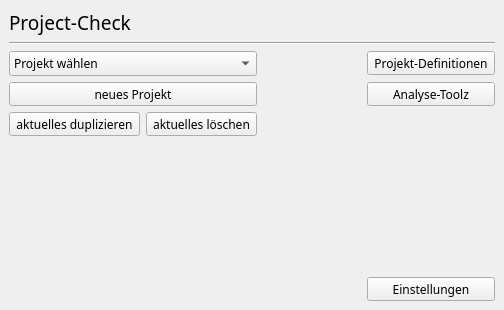
Above: projektcheck/ProjektCheck_dockwidget_base.ui from projektcheck/ProjektCheck-QGIS before the change. Below: the same form after it.
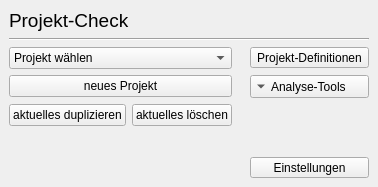
That is the form after the change.

Commit message: revised ui layout, definitions-dock, analysis-docks 1-3

Patch:
```diff
--- a/projektcheck/ProjektCheck_dockwidget_base.ui
+++ b/projektcheck/ProjektCheck_dockwidget_base.ui
@@ -6,8 +6,8 @@
    <rect>
     <x>0</x>
     <y>0</y>
-    <width>504</width>
-    <height>310</height>
+    <width>352</width>
+    <height>187</height>
    </rect>
   </property>
   <property name="features">
@@ -18,34 +18,44 @@
   </property>
   <widget class="QWidget" name="dockWidgetContents">
    <layout class="QGridLayout" name="gridLayout">
-    <item row="0" column="0" colspan="4">
-     <widget class="QLabel" name="label">
-      <property name="sizePolicy">
-       <sizepolicy hsizetype="Preferred" vsizetype="Fixed">
-        <horstretch>0</horstretch>
-        <verstretch>0</verstretch>
-       </sizepolicy>
-      </property>
+    <item row="3" column="0" colspan="2">
+     <widget class="QPushButton" name="pushButton">
       <property name="font">
        <font>
-        <family>Raleway</family>
-        <pointsize>14</pointsize>
-        <weight>50</weight>
-        <italic>false</italic>
-        <bold>false</bold>
-        <strikeout>false</strikeout>
-        <kerning>true</kerning>
+        <family>MS Shell Dlg 2</family>
        </font>
       </property>
       <property name="text">
-       <string>Project-Check</string>
+       <string>neues Projekt</string>
       </property>
-      <property name="textFormat">
-       <enum>Qt::AutoText</enum>
+     </widget>
+    </item>
+    <item row="3" column="3">
+     <spacer name="horizontalSpacer_2">
+      <property name="orientation">
+       <enum>Qt::Horizontal</enum>
       </property>
+      <property name="sizeHint" stdset="0">
+       <size>
+        <width>3</width>
+        <height>17</height>
+       </size>
+      </property>
+     </spacer>
+    </item>
+    <item row="4" column="0">
+     <widget class="QPushButton" name="pushButton_2">
+      <property name="font">
+       <font>
+        <family>MS Shell Dlg 2</family>
+       </font>
+      </property>
+      <property name="text">
+       <string>aktuelles duplizieren</string>
+      </property>
      </widget>
     </item>
-    <item row="1" column="0" colspan="4">
+    <item row="1" column="0" colspan="5">
      <widget class="Line" name="line">
       <property name="enabled">
        <bool>true</bool>
@@ -71,7 +81,7 @@
       </property>
       <property name="font">
        <font>
-        <family>Raleway</family>
+        <family>MS Shell Dlg 2</family>
        </font>
       </property>
       <property name="editable">
@@ -90,7 +100,56 @@
       </item>
      </widget>
     </item>
-    <item row="2" column="3">
+    <item row="3" column="4">
+     <widget class="QToolButton" name="toolButton_4">
+      <property name="sizePolicy">
+       <sizepolicy hsizetype="Preferred" vsizetype="Fixed">
+        <horstretch>0</horstretch>
+        <verstretch>0</verstretch>
+       </sizepolicy>
+      </property>
+      <property name="font">
+       <font>
+        <family>MS Shell Dlg 2</family>
+       </font>
+      </property>
+      <property name="contextMenuPolicy">
+       <enum>Qt::DefaultContextMenu</enum>
+      </property>
+      <property name="text">
+       <string>Analyse-Tools</string>
+      </property>
+      <property name="checkable">
+       <bool>false</bool>
+      </property>
+      <property name="popupMode">
+       <enum>QToolButton::InstantPopup</enum>
+      </property>
+      <property name="toolButtonStyle">
+       <enum>Qt::ToolButtonTextBesideIcon</enum>
+      </property>
+      <property name="autoRaise">
+       <bool>false</bool>
+      </property>
+      <property name="arrowType">
+       <enum>Qt::DownArrow</enum>
+      </property>
+     </widget>
+    </item>
+    <item row="6" column="1">
+     <spacer name="verticalSpacer_5">
+      <property name="orientation">
+       <enum>Qt::Vertical</enum>
+      </property>
+      <property name="sizeHint" stdset="0">
+       <size>
+        <width>98</width>
+        <height>0</height>
+       </size>
+      </property>
+     </spacer>
+    </item>
+    <item row="2" column="4">
      <widget class="QToolButton" name="toolButton_5">
       <property name="sizePolicy">
        <sizepolicy hsizetype="Fixed" vsizetype="Fixed">
@@ -100,7 +159,7 @@
       </property>
       <property name="font">
        <font>
-        <family>Raleway</family>
+        <family>MS Shell Dlg 2</family>
        </font>
       </property>
       <property name="text">
@@ -108,8 +167,8 @@
       </property>
      </widget>
     </item>
-    <item row="3" column="0" colspan="2">
-     <widget class="QToolButton" name="toolButton">
+    <item row="0" column="0" colspan="5">
+     <widget class="QLabel" name="label">
       <property name="sizePolicy">
        <sizepolicy hsizetype="Preferred" vsizetype="Fixed">
         <horstretch>0</horstretch>
@@ -118,79 +177,36 @@
       </property>
       <property name="font">
        <font>
-        <family>Raleway</family>
+        <family>MS Shell Dlg 2</family>
+        <pointsize>14</pointsize>
+        <weight>50</weight>
+        <italic>false</italic>
+        <bold>false</bold>
+        <strikeout>false</strikeout>
+        <kerning>true</kerning>
        </font>
       </property>
       <property name="text">
-       <string>neues Projekt</string>
+       <string>Projekt-Check</string>
       </property>
-     </widget>
-    </item>
-    <item row="3" column="2">
-     <spacer name="horizontalSpacer_2">
-      <property name="orientation">
-       <enum>Qt::Horizontal</enum>
-      </property>
-      <property name="sizeHint" stdset="0">
-       <size>
-        <width>3</width>
-        <height>17</height>
-       </size>
-      </property>
-     </spacer>
-    </item>
-    <item row="3" column="3">
-     <widget class="QToolButton" name="toolButton_4">
-      <property name="sizePolicy">
-       <sizepolicy hsizetype="Preferred" vsizetype="Fixed">
-        <horstretch>0</horstretch>
-        <verstretch>0</verstretch>
-       </sizepolicy>
-      </property>
-      <property name="font">
-       <font>
-        <family>Raleway</family>
-       </font>
-      </property>
-      <property name="text">
-       <string>Analyse-Toolz</string>
-      </property>
-     </widget>
-    </item>
-    <item row="4" column="0">
-     <widget class="QToolButton" name="toolButton_2">
-      <property name="font">
-       <font>
-        <family>Raleway</family>
-       </font>
-      </property>
-      <property name="text">
-       <string>aktuelles duplizieren</string>
+      <property name="textFormat">
+       <enum>Qt::AutoText</enum>
       </property>
      </widget>
     </item>
     <item row="4" column="1">
-     <widget class="QToolButton" name="toolButton_3">
-      <property name="sizePolicy">
-       <sizepolicy hsizetype="Preferred" vsizetype="Fixed">
-        <horstretch>0</horstretch>
-        <verstretch>0</verstretch>
-       </sizepolicy>
-      </property>
+     <widget class="QPushButton" name="pushButton_3">
       <property name="font">
        <font>
-        <family>Raleway</family>
+        <family>MS Shell Dlg 2</family>
        </font>
       </property>
       <property name="text">
        <string>aktuelles löschen</string>
       </property>
-      <property name="arrowType">
-       <enum>Qt::NoArrow</enum>
-      </property>
      </widget>
     </item>
-    <item row="6" column="3">
+    <item row="7" column="4">
      <widget class="QToolButton" name="toolButton_6">
       <property name="sizePolicy">
        <sizepolicy hsizetype="Preferred" vsizetype="Fixed">
@@ -200,7 +216,7 @@
       </property>
       <property name="font">
        <font>
-        <family>Raleway</family>
+        <family>MS Shell Dlg 2</family>
        </font>
       </property>
       <property name="text">
@@ -208,19 +224,6 @@
       </property>
      </widget>
     </item>
-    <item row="5" column="1">
-     <spacer name="verticalSpacer_5">
-      <property name="orientation">
-       <enum>Qt::Vertical</enum>
-      </property>
-      <property name="sizeHint" stdset="0">
-       <size>
-        <width>98</width>
-        <height>0</height>
-       </size>
-      </property>
-     </spacer>
-    </item>
    </layout>
   </widget>
  </widget>
```
Left out of the diff: 3 changed lines with no effect on the pictures. The commit also changes 4 other files.
